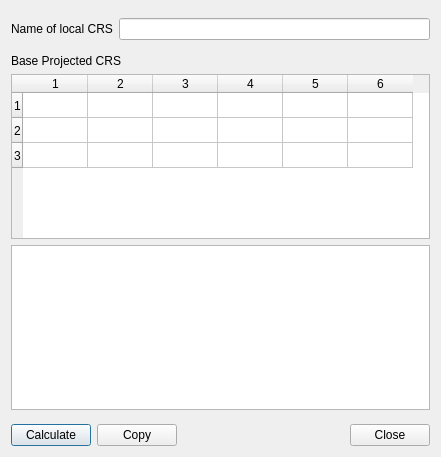
The window that localgrid_dialog_base.ui (rolandhill/geoscience) describes before a commit, drawn with Qt 5.
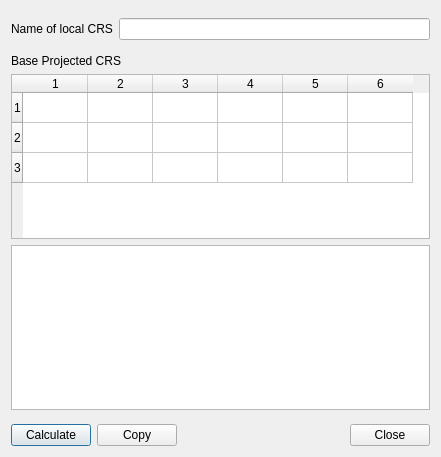
The same window after the commit. Custom widgets are drawn as their Qt base class.

Commit message: Save ui files in QT6 format

Patch:
```diff
--- a/localgrid_dialog_base.ui
+++ b/localgrid_dialog_base.ui
@@ -81,7 +81,7 @@
       <bool>true</bool>
      </attribute>
      <attribute name="verticalHeaderDefaultSectionSize">
-      <number>25</number>
+      <number>30</number>
      </attribute>
      <row/>
      <row/>
```
Left out of the diff: 8 changed lines with no effect on the pictures. The commit also changes 7 other files.
